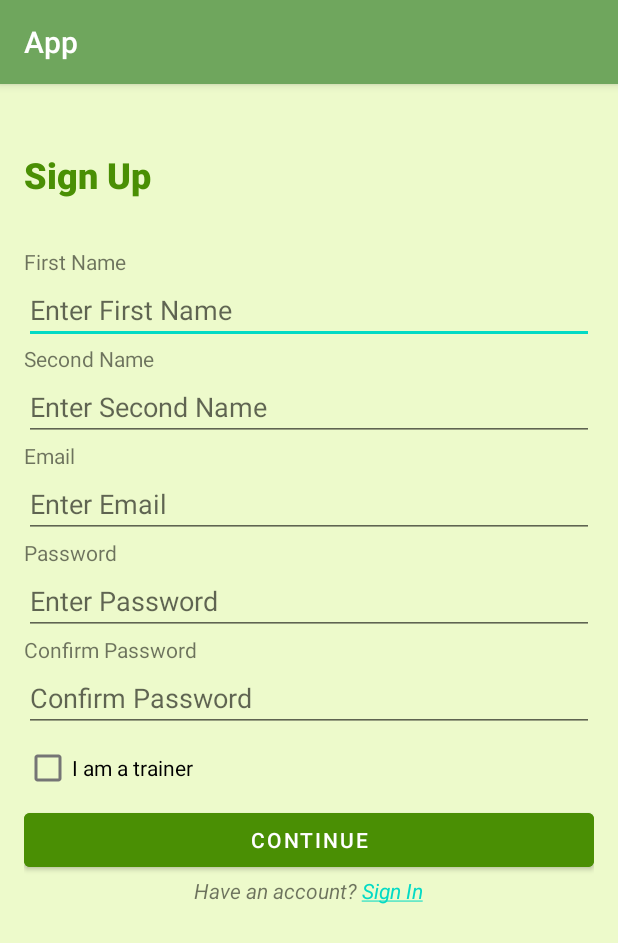
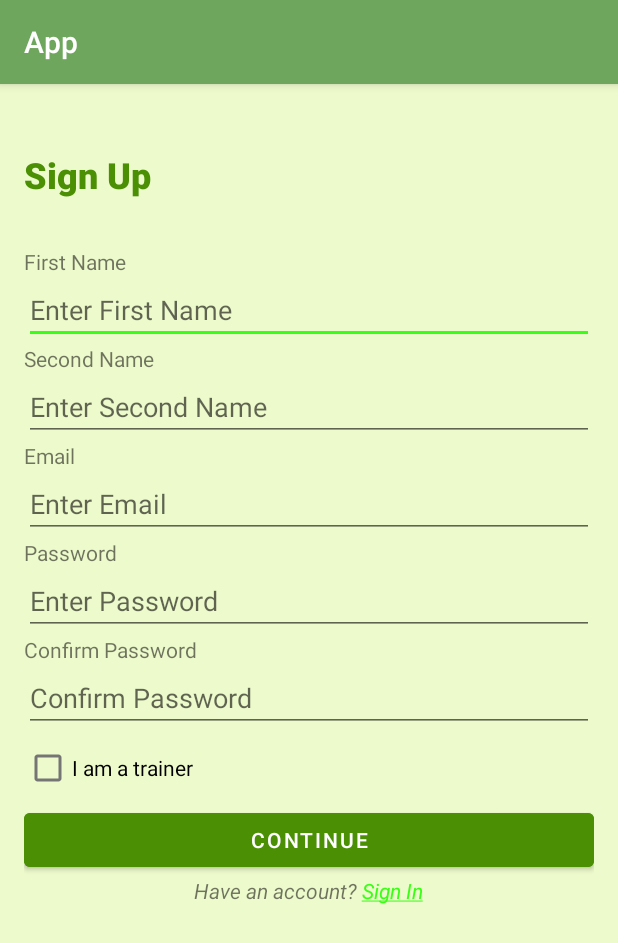
Before and after one commit to locovoi2/App, an Android app: the SignUpActivity screen opened directly, with no data from a screen before it, on a phone screen of 412 x 824 dp. Shown: the top 943 px of the screen. Run offline under Robolectric (Android 15) with nearby library versions, the light colour scheme and no system bars; our stand-ins replace Firebase (no records; nobody signed in at launch, a user with empty details on screens opened directly).

Commit message:
Cambiado a verde el highlight al introducir textos.

```diff
--- a/app/src/main/res/values/themes.xml
+++ b/app/src/main/res/values/themes.xml
@@ -6,8 +6,8 @@
         <item name="colorPrimaryVariant">#DFEDD6</item>
         <item name="colorOnPrimary">#2F4D5B</item>
         <!-- Secondary brand color. -->
-        <item name="colorSecondary">@color/teal_200</item>
-        <item name="colorSecondaryVariant">@color/teal_700</item>
+        <item name="colorSecondary">#39FF14</item>
+        <item name="colorSecondaryVariant">#20CC00</item>
         <item name="colorOnSecondary">#2F4D5B</item>
         <!-- Status bar color. -->
         <item name="android:statusBarColor">#6FA65D</item>
```
